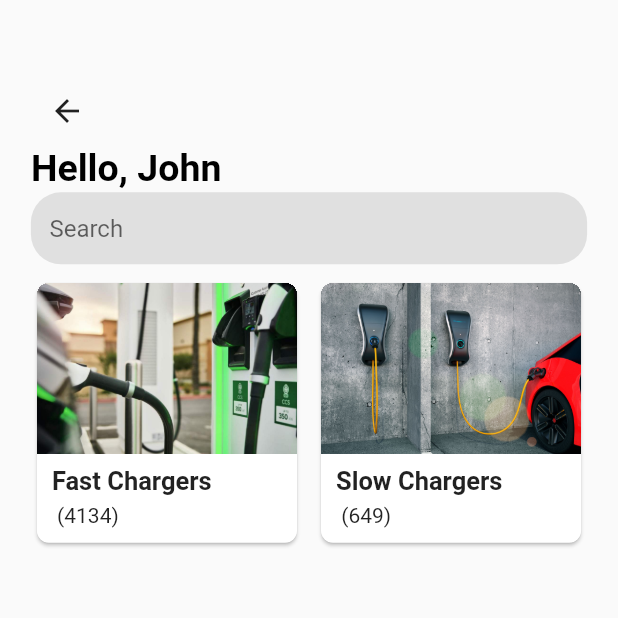
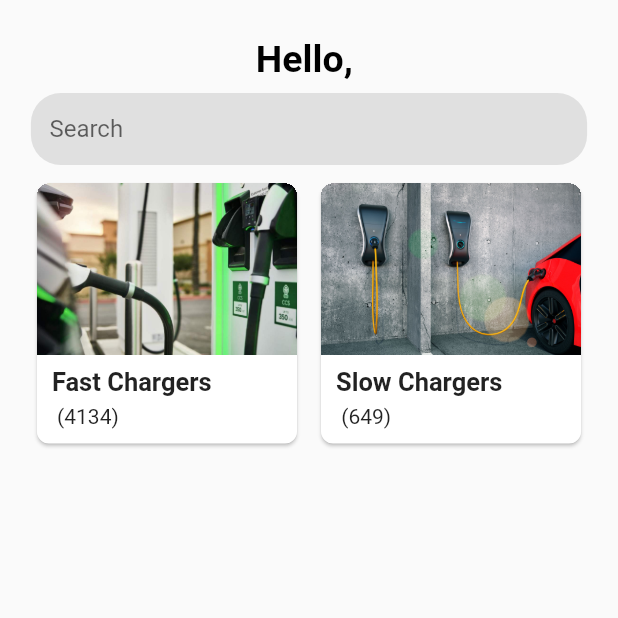
Before and after one commit to xRossKoh/chargEV, a Flutter app: the screen it shows once a user with an empty profile is signed in, on a phone screen of 412 x 824 dp, the top half of it. Run offline on Flutter 3.47's test engine with Material 2 defaults, Android fonts, the phone set to English and light mode, and no system bars; our stand-ins replace cloud_firestore, firebase_auth, firebase_core; accounts and stored records are empty.

Commit message:
Remove unnecessary code, fixed welcome appbar.
-Welcome Appbar now belongs in Scaffold.body rather than Scaffold.appBar
-Removed duplicated code in charger_category which was previously
removed in 9b7672b

```diff
--- a/lib/components/welcome_appbar.dart
+++ b/lib/components/welcome_appbar.dart
@@ -1,12 +1,9 @@
 import 'package:flutter/material.dart';
 
-class WelcomeAppBar extends StatelessWidget implements PreferredSizeWidget {
+class WelcomeAppBar extends StatelessWidget {
   WelcomeAppBar(this.userName);
 
   final String userName;
-
-  @override
-  Size get preferredSize => Size.fromHeight(120);
 
   @override
   Widget build(BuildContext context) {
@@ -14,12 +11,12 @@ class WelcomeAppBar extends StatelessWidget implements PreferredSizeWidget {
 
     return Container(
         padding: EdgeInsets.fromLTRB(
-            size.width * 0.05, 25 + size.height * 0.03, size.width * 0.05, 0),
+            size.width * 0.05, size.height * 0.03, size.width * 0.05, 0),
         child: Column(
           mainAxisAlignment: MainAxisAlignment.start,
           crossAxisAlignment: CrossAxisAlignment.start,
           children: [
-            BackButton(),
+            if (ModalRoute.of(context).canPop) BackButton(),
             Text(
               'Hello, $userName',
               style: TextStyle(
--- a/lib/screens/charger_category.dart
+++ b/lib/screens/charger_category.dart
@@ -1,14 +1,13 @@
+import 'package:charg_ev/components/app_drawer.dart';
+import 'package:charg_ev/components/charge_category_card.dart';
 import 'package:charg_ev/components/searchbar.dart';
-import 'package:charg_ev/services/auth.dart';
+import 'package:charg_ev/components/welcome_appbar.dart';
+import 'package:firebase_auth/firebase_auth.dart';
 import 'package:flutter/material.dart';
+import 'package:provider/provider.dart';
 
-//==============================================================//
-
-///screen
 class ChargerCategory extends StatelessWidget {
-  ChargerCategory({Key key}) : super(key: key);
-
-  final AuthService _auth = AuthService();
+  const ChargerCategory({Key key}) : super(key: key);
 
   @override
   Widget build(BuildContext context) {
@@ -27,22 +26,14 @@ class ChargerCategory extends StatelessWidget {
 
     Size size = MediaQuery.of(context).size;
 
+    final User user = Provider.of<User>(context);
+
     return Scaffold(
-        appBar: WelcomeAppBar('John'), //pass in user's displayname here
-        drawer: Drawer( //temporary implementation, so not much thought given here
-            child: ListView(
-          children: [
-            DrawerHeader(child: Text('Hello John', style: TextStyle(fontSize: 30))),
-            ListTile(
-              leading: Icon(Icons.input),
-              title: Text('Sign Out'),
-              onTap: _auth.signOut,
-            ),
-          ],
-        )),
+        drawer: AppDrawer(),
         body: SafeArea(
           child: Column(
             children: [
+              WelcomeAppBar('${user.uid}'),
               SearchBar(),
               GridView.builder(
                 padding: EdgeInsets.fromLTRB(
@@ -61,91 +52,3 @@ class ChargerCategory extends StatelessWidget {
         ));
   }
 }
-
-//==============================================================//
-
-//App bar for this page
-class WelcomeAppBar extends StatelessWidget implements PreferredSizeWidget {
-  WelcomeAppBar(this.userName);
-
-  final String userName;
-
-  @override
-  Size get preferredSize => Size.fromHeight(120);
-
-  @override
-  Widget build(BuildContext context) {
-    Size size = MediaQuery.of(context).size;
-
-    return Container(
-        padding: EdgeInsets.fromLTRB(
-            size.width * 0.05, 25 + size.height * 0.03, size.width * 0.05, 0),
-        child: Column(
-          mainAxisAlignment: MainAxisAlignment.start,
-          crossAxisAlignment: CrossAxisAlignment.start,
-          children: [
-            BackButton(),
-            Text(
-              'Hello, $userName',
-              style: TextStyle(
-                fontSize: 25,
-                fontWeight: FontWeight.bold,
-                color: Colors.black,
-              ),
-            )
-          ],
-        ));
-  }
-}
-
-//==============================================================//
-
-///The items that are to be displayed in a grid
-class ChargeCategoryCard extends StatelessWidget {
-  const ChargeCategoryCard(
-      {Key key,
-
-      //maybe make a new class to encapsulate this info
-      @required this.displayImage,
-      @required this.categoryName,
-      @required this.count})
-      : super(key: key);
-
-  final Image displayImage;
-  final String categoryName;
-  final int count;
-
-  @override
-  Widget build(BuildContext context) {
-    return Card(
-      shape: RoundedRectangleBorder(borderRadius: BorderRadius.circular(8)),
-      clipBehavior: Clip.hardEdge,
-      child: InkWell(
-          onTap: () {
-            Navigator.pushNamed(context, '/charger_selection');
-          }, //some kind of handler here
-          child: Column(
-            crossAxisAlignment: CrossAxisAlignment.stretch,
-            children: [
-              Expanded(
-                  flex: 1,
-                  child: FittedBox(
-                    child: displayImage,
-                    fit: BoxFit.cover,
-                    clipBehavior: Clip.hardEdge,
-                  )),
-              Padding(
-                padding: const EdgeInsets.fromLTRB(10, 8, 0, 5),
-                child: Text(categoryName,
-                    style:
-                        TextStyle(fontSize: 17, fontWeight: FontWeight.bold)),
-              ),
-              Padding(
-                padding: const EdgeInsets.fromLTRB(10, 0, 0, 10),
-                child: Text(' (${count.toString()}) '),
-              )
-            ],
-          )),
-    );
-  }
-}
--- a/pubspec.yaml
+++ b/pubspec.yaml
@@ -32,6 +32,7 @@ dependencies:
   cloud_firestore: ^2.4.0
   provider: ^5.0.0
   intl: ^0.17.0
+  duration: ^3.0.6
 
 dev_dependencies:
   flutter_test:
```
Also changed, not shown: pubspec.lock.
